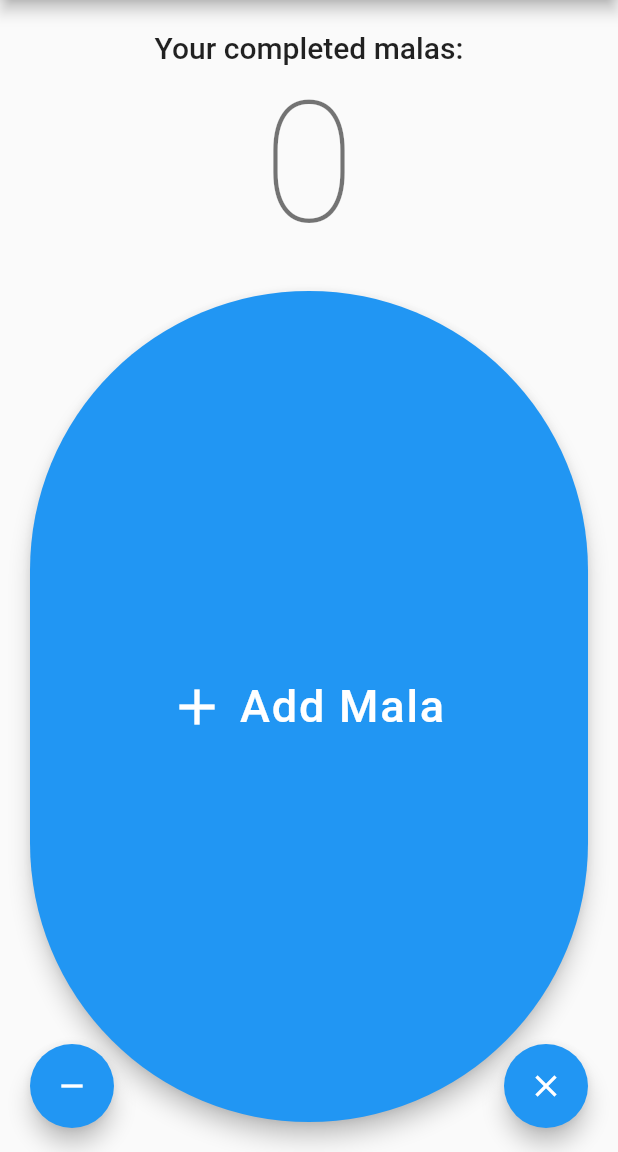
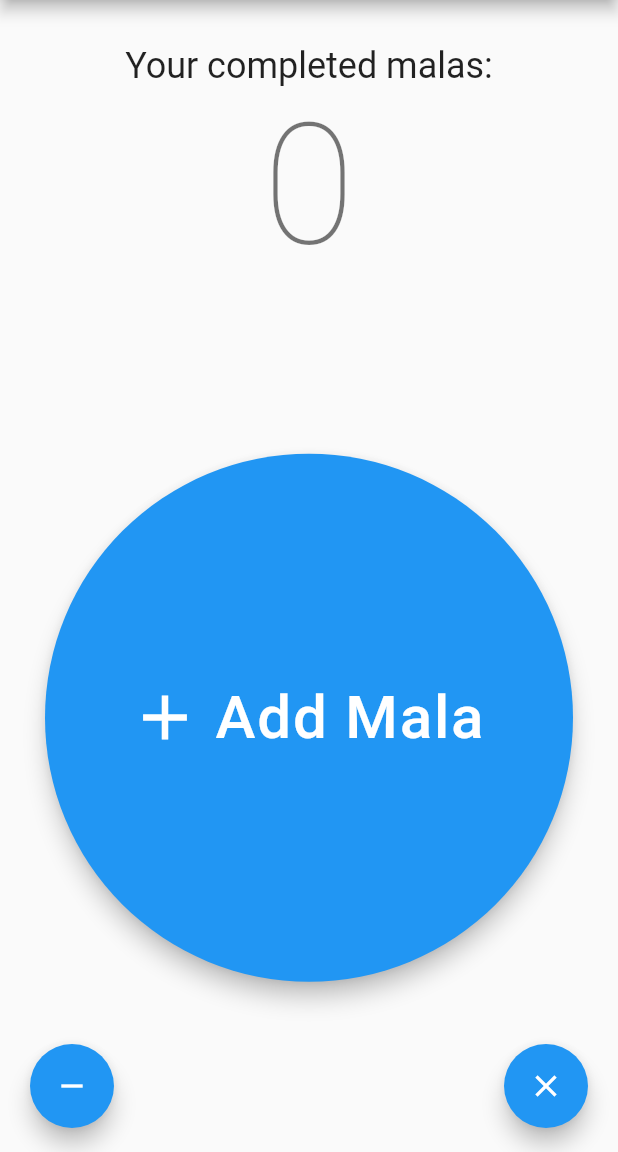
Before and after one commit to yashvyas29/YVCounter, a Flutter app: the screen it shows after launch, on a phone screen of 412 x 824 dp, the part 84-1236 px from its top. Run offline on Flutter 3.47's test engine with Material 2 defaults, Android fonts, the phone set to English and light mode, and no system bars; our stand-ins replace shared_preferences.

```diff
--- a/lib/main.dart
+++ b/lib/main.dart
@@ -1,4 +1,8 @@
+import 'dart:convert';
+
 import 'package:flutter/material.dart';
+import 'package:flutter/services.dart';
+import 'package:intl/intl.dart';
 import 'package:shared_preferences/shared_preferences.dart';
 
 void main() {
@@ -52,10 +56,42 @@ class _MyHomePageState extends State<MyHomePage> {
   int _counter = 0;
   final String counterKey = 'counter';
 
+  SharedPref sharedPref = SharedPref();
+  Mala mala = Mala(DateTime.now(), 0, 0);
+
   @override
   void initState() {
     super.initState();
     _loadCounter();
+  }
+
+  // Loading counter value on start
+  _loadMala() async {
+    try {
+      Mala mala = Mala.fromJson(await sharedPref.read(Mala.key));
+      if (!mounted) return;
+      ScaffoldMessenger.of(context).showSnackBar(const SnackBar(
+          content: Text("Loaded!"), duration: Duration(milliseconds: 500)));
+      setState(() {
+        mala = mala;
+      });
+    } catch (excepetion) {
+      ScaffoldMessenger.of(context).showSnackBar(const SnackBar(
+          content: Text("Nothing found!"),
+          duration: Duration(milliseconds: 500)));
+    }
+  }
+
+  _laoadDate() {
+    debugPrint(DateTime.now().toIso8601String());
+    final utcDate = DateTime.now().toUtc();
+    final utcDateString = utcDate.toIso8601String();
+    debugPrint(utcDateString);
+    debugPrint(DateTime.parse(utcDateString).toLocal().toString());
+    final utcDateShortString = DateFormat.yMd().format(utcDate);
+    debugPrint(utcDateShortString);
+    debugPrint(
+        DateFormat.yMd().parseUTC(utcDateShortString).toLocal().toString());
   }
 
   // Loading counter value on start
@@ -68,6 +104,7 @@ class _MyHomePageState extends State<MyHomePage> {
 
   // Incrementing counter after click
   Future<void> _incrementCounter() async {
+    SystemSound.play(SystemSoundType.click);
     final prefs = await SharedPreferences.getInstance();
     setState(() {
       _counter = (prefs.getInt(counterKey) ?? 0) + 1;
@@ -76,6 +113,7 @@ class _MyHomePageState extends State<MyHomePage> {
   }
 
   Future<void> _decrementCounter() async {
+    SystemSound.play(SystemSoundType.click);
     final prefs = await SharedPreferences.getInstance();
     if (_counter > 0) {
       setState(() {
@@ -86,6 +124,7 @@ class _MyHomePageState extends State<MyHomePage> {
   }
 
   Future<void> _resetCounter() async {
+    SystemSound.play(SystemSoundType.alert);
     final prefs = await SharedPreferences.getInstance();
     setState(() {
       _counter = 0;
@@ -128,26 +167,25 @@ class _MyHomePageState extends State<MyHomePage> {
           mainAxisAlignment: MainAxisAlignment.spaceBetween,
           crossAxisAlignment: CrossAxisAlignment.center,
           children: <Widget>[
-            const SizedBox(height: 20),
+            const SizedBox(height: 30),
             Text(
               'Your completed malas:',
-              style: Theme.of(context).textTheme.headline6,
+              style: Theme.of(context).textTheme.headlineSmall,
             ),
             Text(
               '$_counter',
-              style: Theme.of(context).textTheme.headline1,
+              style: Theme.of(context).textTheme.displayLarge,
             ),
             Flexible(
               child: Padding(
-                padding: const EdgeInsets.all(20),
+                padding: const EdgeInsets.all(30),
                 child: SizedBox.expand(
-                  // width: MediaQuery.of(context).size.width - 40,
-                  // height: MediaQuery.of(context).size.width - 40,
                   child: FloatingActionButton.extended(
-                    icon: const Icon(Icons.add, size: 40),
+                    shape: const CircleBorder(),
+                    icon: const Icon(Icons.add, size: 50),
                     label: const Text(
                       'Add Mala',
-                      style: TextStyle(fontSize: 30),
+                      style: TextStyle(fontSize: 40),
                     ),
                     tooltip: 'Add Mala',
                     onPressed: _incrementCounter,
@@ -171,7 +209,7 @@ class _MyHomePageState extends State<MyHomePage> {
             FloatingActionButton(
               onPressed: _resetCounter,
               tooltip: 'Reset Mala',
-              child: const Icon(Icons.clear_outlined),
+              child: const Icon(Icons.clear),
             ),
           ],
         ),
@@ -181,3 +219,42 @@ class _MyHomePageState extends State<MyHomePage> {
     );
   }
 }
+
+class Mala {
+  DateTime date;
+  int count;
+  int japs;
+
+  static String key = "Mala";
+
+  Mala(this.date, this.count, this.japs);
+
+  Mala.fromJson(Map<String, dynamic> json)
+      : date = json['date'],
+        count = json['count'],
+        japs = json['japs'];
+
+  Map<String, dynamic> toJson() => {
+        'date': date,
+        'count': count,
+        'japs': japs,
+      };
+}
+
+class SharedPref {
+  read(String key) async {
+    final prefs = await SharedPreferences.getInstance();
+    final value = prefs.getString(key);
+    return value == null ? "" : json.decode(value);
+  }
+
+  save(String key, value) async {
+    final prefs = await SharedPreferences.getInstance();
+    prefs.setString(key, json.encode(value));
+  }
+
+  remove(String key) async {
+    final prefs = await SharedPreferences.getInstance();
+    prefs.remove(key);
+  }
+}
```
